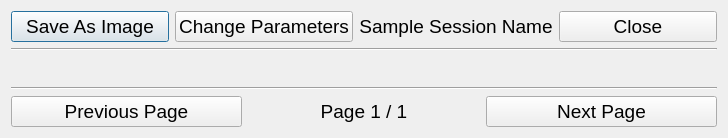
This is MatrixViewUI.ui in tennesseeBonner1/PiBlink as Qt 5 draws it before an edit. The edited form follows.
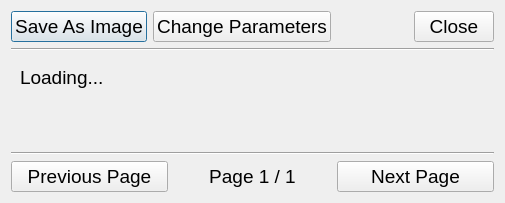
This is the edited form.

Commit message: trial matrix is now complete

Patch:
```diff
--- a/MatrixViewUI.ui
+++ b/MatrixViewUI.ui
@@ -6,16 +6,14 @@
    <rect>
     <x>0</x>
     <y>0</y>
-    <width>728</width>
-    <height>138</height>
+    <width>505</width>
+    <height>203</height>
    </rect>
   </property>
   <property name="windowTitle">
    <string>Dialog</string>
   </property>
-  <layout class="QVBoxLayout" name="verticalLayout_2">
-   <item>
-    <layout class="QVBoxLayout" name="masterVerticalLayout">
+  <layout class="QVBoxLayout" name="verticalLayout">
      <item>
       <layout class="QHBoxLayout" name="generalButtonsLayout">
        <item>
@@ -43,19 +41,17 @@
         </widget>
        </item>
        <item>
-        <widget class="QLabel" name="sessionNameLabel">
-         <property name="font">
-          <font>
-           <pointsize>14</pointsize>
-          </font>
-         </property>
-         <property name="text">
-          <string>Sample Session Name</string>
-         </property>
-         <property name="alignment">
-          <set>Qt::AlignCenter</set>
-         </property>
-        </widget>
+      <spacer name="generalButtonsSpacer">
+       <property name="orientation">
+        <enum>Qt::Horizontal</enum>
+       </property>
+       <property name="sizeHint" stdset="0">
+        <size>
+         <width>40</width>
+         <height>20</height>
+        </size>
+       </property>
+      </spacer>
        </item>
        <item>
         <widget class="QPushButton" name="closeButton">
@@ -80,19 +76,32 @@
      </item>
      <item>
       <widget class="QWidget" name="gridWidget" native="true">
-       <layout class="QVBoxLayout" name="verticalLayout">
-        <property name="leftMargin">
-         <number>0</number>
+     <layout class="QVBoxLayout" name="verticalLayoutAroundGrid">
+      <item>
+       <widget class="QLabel" name="gridInfoLabel">
+        <property name="sizePolicy">
+         <sizepolicy hsizetype="Preferred" vsizetype="Fixed">
+          <horstretch>0</horstretch>
+          <verstretch>0</verstretch>
+         </sizepolicy>
         </property>
-        <property name="topMargin">
-         <number>0</number>
+        <property name="font">
+         <font>
+          <pointsize>14</pointsize>
+         </font>
         </property>
-        <property name="rightMargin">
-         <number>0</number>
+        <property name="text">
+         <string>Loading...</string>
         </property>
-        <property name="bottomMargin">
-         <number>0</number>
+       </widget>
+      </item>
+      <item>
+       <widget class="Line" name="gridInfoLine">
+        <property name="frameShadow">
+         <enum>QFrame::Plain</enum>
         </property>
+       </widget>
+      </item>
         <item>
          <layout class="QGridLayout" name="trialGridLayout">
           <property name="spacing">
@@ -111,7 +120,7 @@
       </widget>
      </item>
      <item>
-      <layout class="QHBoxLayout" name="horizontalButtonLayout">
+    <layout class="QHBoxLayout" name="horizontalButtonsLayout">
        <item>
         <widget class="QPushButton" name="previousButton">
          <property name="font">
@@ -150,8 +159,6 @@
           <string>Next Page</string>
          </property>
         </widget>
-       </item>
-      </layout>
      </item>
     </layout>
    </item>
```
Left out of the diff: 8 changed lines with no effect on the pictures. Lines whose indentation alone changed are shown as unchanged. The commit also changes 4 other files.
